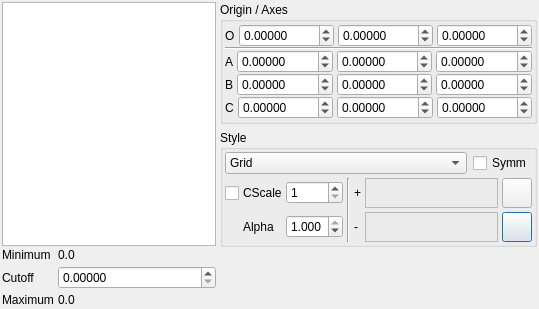
This is src/gui/grids.ui in trisyoungs/aten as Qt 5 draws it before an edit. The edited form follows.
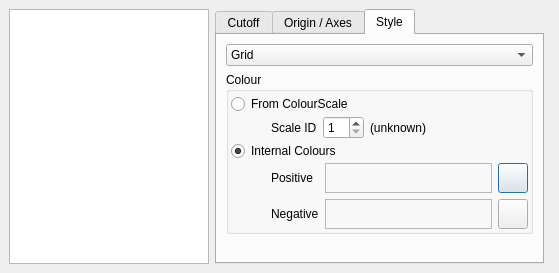
This is the edited form. The open tabs and pages were chosen to show the change. Icons and pictures are not drawn. Custom widgets are drawn as their Qt base class.

Commit message: Fixes - Grid rendering via colourscale (initialisation of colourscale ID, use within cubeIt()). Fixed - Colour dialogs, when canccelled, reset colour to black. Colour dialogs now allow setting of alpha value where appropriate. Handling of alpha within grid colours corrected. Removed 'Transparency' control from Grids window. New Grids window layout (UNFINISHED).

Patch:
```diff
--- a/src/gui/grids.ui
+++ b/src/gui/grids.ui
@@ -5,8 +5,8 @@
    <rect>
     <x>0</x>
     <y>0</y>
-    <width>539</width>
-    <height>309</height>
+    <width>491</width>
+    <height>273</height>
    </rect>
   </property>
   <property name="windowTitle" >
@@ -17,50 +17,10 @@
   </property>
   <layout class="QHBoxLayout" >
    <property name="margin" >
-    <number>2</number>
+    <number>9</number>
    </property>
    <property name="spacing" >
-    <number>4</number>
-   </property>
-   <item>
-    <layout class="QVBoxLayout" >
-     <property name="margin" >
-      <number>0</number>
-     </property>
-     <property name="spacing" >
-      <number>0</number>
-     </property>
-     <item>
-      <widget class="QFrame" name="menuFrame" >
-       <property name="minimumSize" >
-        <size>
-         <width>0</width>
-         <height>0</height>
-        </size>
-       </property>
-       <property name="frameShape" >
-        <enum>QFrame::NoFrame</enum>
-       </property>
-       <property name="frameShadow" >
-        <enum>QFrame::Plain</enum>
-       </property>
-      </widget>
-     </item>
-     <item>
-      <layout class="QHBoxLayout" >
-       <property name="margin" >
-        <number>0</number>
-       </property>
-       <property name="spacing" >
-        <number>4</number>
-       </property>
-       <item>
-        <layout class="QVBoxLayout" >
-         <property name="margin" >
-          <number>0</number>
-         </property>
-         <property name="spacing" >
-          <number>2</number>
+    <number>6</number>
          </property>
          <item>
           <widget class="QListWidget" name="GridList" >
@@ -72,9 +32,31 @@
              <verstretch>0</verstretch>
             </sizepolicy>
            </property>
+     <property name="minimumSize" >
+      <size>
+       <width>200</width>
+       <height>0</height>
+      </size>
+     </property>
           </widget>
          </item>
          <item>
+    <widget class="QTabWidget" name="tabWidget" >
+     <property name="currentIndex" >
+      <number>0</number>
+     </property>
+     <widget class="QWidget" name="Cutoff" >
+      <attribute name="title" >
+       <string>Cutoff</string>
+      </attribute>
+      <layout class="QHBoxLayout" >
+       <property name="margin" >
+        <number>9</number>
+       </property>
+       <property name="spacing" >
+        <number>6</number>
+       </property>
+       <item>
           <layout class="QGridLayout" >
            <property name="margin" >
             <number>0</number>
@@ -82,21 +64,18 @@
            <property name="spacing" >
             <number>4</number>
            </property>
-           <item row="1" column="1" >
-            <widget class="QDoubleSpinBox" name="GridCutoffSpin" >
+         <item row="0" column="1" >
+          <widget class="QLabel" name="GridMinimumLabel" >
              <property name="sizePolicy" >
               <sizepolicy>
                <hsizetype>7</hsizetype>
-               <vsizetype>0</vsizetype>
+             <vsizetype>5</vsizetype>
                <horstretch>0</horstretch>
                <verstretch>0</verstretch>
               </sizepolicy>
              </property>
-             <property name="decimals" >
-              <number>5</number>
-             </property>
-             <property name="singleStep" >
-              <double>0.001000000000000</double>
+           <property name="text" >
+            <string>0.0</string>
              </property>
             </widget>
            </item>
@@ -122,21 +101,6 @@
              </property>
             </widget>
            </item>
-           <item row="0" column="1" >
-            <widget class="QLabel" name="GridMinimumLabel" >
-             <property name="sizePolicy" >
-              <sizepolicy>
-               <hsizetype>7</hsizetype>
-               <vsizetype>5</vsizetype>
-               <horstretch>0</horstretch>
-               <verstretch>0</verstretch>
-              </sizepolicy>
-             </property>
-             <property name="text" >
-              <string>0.0</string>
-             </property>
-            </widget>
-           </item>
            <item row="0" column="0" >
             <widget class="QLabel" name="label_34" >
              <property name="text" >
@@ -144,6 +108,24 @@
              </property>
             </widget>
            </item>
+         <item row="1" column="1" >
+          <widget class="QDoubleSpinBox" name="GridCutoffSpin" >
+           <property name="sizePolicy" >
+            <sizepolicy>
+             <hsizetype>7</hsizetype>
+             <vsizetype>0</vsizetype>
+             <horstretch>0</horstretch>
+             <verstretch>0</verstretch>
+            </sizepolicy>
+           </property>
+           <property name="decimals" >
+            <number>5</number>
+           </property>
+           <property name="singleStep" >
+            <double>0.001000000000000</double>
+           </property>
+          </widget>
+         </item>
            <item row="2" column="0" >
             <widget class="QLabel" name="label_35" >
              <property name="text" >
@@ -151,37 +133,43 @@
              </property>
             </widget>
            </item>
-          </layout>
-         </item>
-        </layout>
-       </item>
-       <item>
-        <layout class="QVBoxLayout" >
-         <property name="margin" >
-          <number>0</number>
-         </property>
-         <property name="spacing" >
-          <number>6</number>
-         </property>
-         <item>
-          <widget class="QGroupBox" name="GridOriginGroup" >
-           <property name="sizePolicy" >
-            <sizepolicy>
-             <hsizetype>1</hsizetype>
-             <vsizetype>5</vsizetype>
-             <horstretch>0</horstretch>
-             <verstretch>0</verstretch>
-            </sizepolicy>
+         <item row="3" column="0" colspan="2" >
+          <widget class="QCheckBox" name="GridSymmetricCheck" >
+           <property name="toolTip" >
+            <string>Indicates if the data is symmetric about zero (e.g. an orbital) and that both signs should be drawn</string>
+           </property>
+           <property name="text" >
+            <string>Symmetric Data</string>
+           </property>
+          </widget>
+         </item>
+         <item row="4" column="0" >
+          <spacer>
+           <property name="orientation" >
+            <enum>Qt::Vertical</enum>
            </property>
-           <property name="title" >
+           <property name="sizeHint" >
+            <size>
+             <width>20</width>
+             <height>40</height>
+            </size>
+           </property>
+          </spacer>
+         </item>
+        </layout>
+       </item>
+      </layout>
+     </widget>
+     <widget class="QWidget" name="OriginAxesPage" >
+      <attribute name="title" >
             <string>Origin / Axes</string>
-           </property>
+      </attribute>
            <layout class="QVBoxLayout" >
             <property name="margin" >
-             <number>2</number>
+        <number>9</number>
             </property>
             <property name="spacing" >
-             <number>0</number>
+        <number>6</number>
             </property>
             <item>
              <layout class="QHBoxLayout" >
@@ -569,33 +557,28 @@
               </item>
              </layout>
             </item>
-           </layout>
-          </widget>
-         </item>
-         <item>
-          <widget class="QGroupBox" name="SurfaceStyleGroup" >
-           <property name="sizePolicy" >
-            <sizepolicy>
-             <hsizetype>1</hsizetype>
-             <vsizetype>1</vsizetype>
-             <horstretch>0</horstretch>
-             <verstretch>0</verstretch>
-            </sizepolicy>
-           </property>
-           <property name="title" >
+       <item>
+        <spacer>
+         <property name="orientation" >
+          <enum>Qt::Vertical</enum>
+         </property>
+         <property name="sizeHint" >
+          <size>
+           <width>20</width>
+           <height>40</height>
+          </size>
+         </property>
+        </spacer>
+       </item>
+      </layout>
+     </widget>
+     <widget class="QWidget" name="StylePage" >
+      <attribute name="title" >
             <string>Style</string>
-           </property>
+      </attribute>
            <layout class="QVBoxLayout" >
             <property name="margin" >
-             <number>2</number>
-            </property>
-            <property name="spacing" >
-             <number>4</number>
-            </property>
-            <item>
-             <layout class="QHBoxLayout" >
-              <property name="margin" >
-               <number>0</number>
+        <number>9</number>
               </property>
               <property name="spacing" >
                <number>6</number>
@@ -633,106 +616,56 @@
                </widget>
               </item>
               <item>
-               <widget class="QCheckBox" name="GridSymmetricCheck" >
+        <widget class="QGroupBox" name="groupBox" >
+         <property name="title" >
+          <string>Colour</string>
+         </property>
+         <layout class="QVBoxLayout" >
+          <property name="margin" >
+           <number>2</number>
+          </property>
+          <property name="spacing" >
+           <number>2</number>
+          </property>
+          <item>
+           <widget class="QRadioButton" name="GridUseColourScaleRadio" >
                 <property name="text" >
-                 <string>Symm</string>
+             <string>From ColourScale</string>
                 </property>
                </widget>
               </item>
-             </layout>
-            </item>
             <item>
-             <layout class="QGridLayout" >
+           <layout class="QHBoxLayout" >
               <property name="margin" >
                <number>0</number>
               </property>
               <property name="spacing" >
-               <number>4</number>
-              </property>
-              <item row="1" column="4" >
-               <widget class="QLabel" name="label_53" >
-                <property name="sizePolicy" >
-                 <sizepolicy>
-                  <hsizetype>1</hsizetype>
-                  <vsizetype>5</vsizetype>
-                  <horstretch>0</horstretch>
-                  <verstretch>0</verstretch>
-                 </sizepolicy>
-                </property>
-                <property name="text" >
-                 <string>-</string>
-                </property>
-               </widget>
-              </item>
-              <item row="1" column="5" >
-               <widget class="TColourFrame" name="GridNegativeColourFrame" >
-                <property name="sizePolicy" >
-                 <sizepolicy>
-                  <hsizetype>7</hsizetype>
-                  <vsizetype>13</vsizetype>
-                  <horstretch>0</horstretch>
-                  <verstretch>0</verstretch>
-                 </sizepolicy>
-                </property>
-                <property name="minimumSize" >
+             <number>6</number>
+            </property>
+            <item>
+             <spacer>
+              <property name="orientation" >
+               <enum>Qt::Horizontal</enum>
+              </property>
+              <property name="sizeType" >
+               <enum>QSizePolicy::Fixed</enum>
+              </property>
+              <property name="sizeHint" >
                  <size>
-                  <width>24</width>
-                  <height>24</height>
-                 </size>
-                </property>
-                <property name="frameShape" >
-                 <enum>QFrame::StyledPanel</enum>
-                </property>
-                <property name="frameShadow" >
-                 <enum>QFrame::Raised</enum>
-                </property>
-               </widget>
-              </item>
-              <item row="0" column="1" >
-               <widget class="QLabel" name="label_54" >
+                <width>40</width>
+                <height>20</height>
+               </size>
+              </property>
+             </spacer>
+            </item>
+            <item>
+             <widget class="QLabel" name="label" >
                 <property name="text" >
-                 <string>CScale</string>
+               <string>Scale ID</string>
                 </property>
                </widget>
               </item>
-              <item row="1" column="1" >
-               <widget class="QLabel" name="label_38" >
-                <property name="text" >
-                 <string>Alpha</string>
-                </property>
-               </widget>
-              </item>
-              <item row="1" column="6" >
-               <widget class="QPushButton" name="GridNegativeColourButton" >
-                <property name="sizePolicy" >
-                 <sizepolicy>
-                  <hsizetype>5</hsizetype>
-                  <vsizetype>5</vsizetype>
-                  <horstretch>0</horstretch>
-                  <verstretch>0</verstretch>
-                 </sizepolicy>
-                </property>
-                <property name="minimumSize" >
-                 <size>
-                  <width>30</width>
-                  <height>30</height>
-                 </size>
-                </property>
-                <property name="maximumSize" >
-                 <size>
-                  <width>30</width>
-                  <height>30</height>
-                 </size>
-                </property>
-                <property name="text" >
-                 <string/>
-                </property>
-                <property name="icon" >
-                 <iconset resource="icons.qrc" >:/basic/icons/basic_colour.svg</iconset>
-                </property>
-               </widget>
-              </item>
-              <item row="0" column="2" >
+            <item>
                <widget class="QSpinBox" name="GridColourscaleSpin" >
                 <property name="maximum" >
                  <number>10</number>
@@ -742,44 +675,66 @@
                 </property>
                </widget>
               </item>
-              <item rowspan="2" row="0" column="3" >
-               <widget class="Line" name="line" >
-                <property name="orientation" >
-                 <enum>Qt::Vertical</enum>
-                </property>
-               </widget>
-              </item>
-              <item row="0" column="6" >
-               <widget class="QPushButton" name="GridPositiveColourButton" >
+            <item>
+             <widget class="QLabel" name="GridScaleName" >
                 <property name="sizePolicy" >
                  <sizepolicy>
-                  <hsizetype>5</hsizetype>
+                <hsizetype>7</hsizetype>
                   <vsizetype>5</vsizetype>
                   <horstretch>0</horstretch>
                   <verstretch>0</verstretch>
                  </sizepolicy>
                 </property>
-                <property name="minimumSize" >
-                 <size>
-                  <width>30</width>
-                  <height>30</height>
-                 </size>
-                </property>
-                <property name="maximumSize" >
-                 <size>
-                  <width>30</width>
-                  <height>30</height>
-                 </size>
-                </property>
+              <property name="text" >
+               <string>(unknown)</string>
+              </property>
+             </widget>
+            </item>
+           </layout>
+          </item>
+          <item>
+           <widget class="QRadioButton" name="GridUseInternalColoursRadio" >
                 <property name="text" >
-                 <string/>
-                </property>
-                <property name="icon" >
-                 <iconset resource="icons.qrc" >:/basic/icons/basic_colour.svg</iconset>
+             <string>Internal Colours</string>
+            </property>
+            <property name="checked" >
+             <bool>true</bool>
                 </property>
                </widget>
               </item>
-              <item row="0" column="5" >
+          <item>
+           <layout class="QHBoxLayout" >
+            <property name="margin" >
+             <number>0</number>
+            </property>
+            <property name="spacing" >
+             <number>6</number>
+            </property>
+            <item>
+             <spacer>
+              <property name="orientation" >
+               <enum>Qt::Horizontal</enum>
+              </property>
+              <property name="sizeType" >
+               <enum>QSizePolicy::Fixed</enum>
+              </property>
+              <property name="sizeHint" >
+               <size>
+                <width>40</width>
+                <height>20</height>
+               </size>
+              </property>
+             </spacer>
+            </item>
+            <item>
+             <layout class="QGridLayout" >
+              <property name="margin" >
+               <number>0</number>
+              </property>
+              <property name="spacing" >
+               <number>6</number>
+              </property>
+              <item row="0" column="1" >
                <widget class="TColourFrame" name="GridPositiveColourFrame" >
                 <property name="sizePolicy" >
                  <sizepolicy>
@@ -795,6 +750,9 @@
                   <height>24</height>
                  </size>
                 </property>
+                <property name="toolTip" >
+                 <string>Standard colour used for all grid vertices (if unsymmetric) or positive values (if symmetric)</string>
+                </property>
                 <property name="frameShape" >
                  <enum>QFrame::StyledPanel</enum>
                 </property>
@@ -803,7 +761,40 @@
                 </property>
                </widget>
               </item>
-              <item row="0" column="4" >
+              <item row="0" column="2" >
+               <widget class="QPushButton" name="GridPositiveColourButton" >
+                <property name="sizePolicy" >
+                 <sizepolicy>
+                  <hsizetype>5</hsizetype>
+                  <vsizetype>5</vsizetype>
+                  <horstretch>0</horstretch>
+                  <verstretch>0</verstretch>
+                 </sizepolicy>
+                </property>
+                <property name="minimumSize" >
+                 <size>
+                  <width>30</width>
+                  <height>30</height>
+                 </size>
+                </property>
+                <property name="maximumSize" >
+                 <size>
+                  <width>30</width>
+                  <height>30</height>
+                 </size>
+                </property>
+                <property name="toolTip" >
+                 <string/>
+                </property>
+                <property name="text" >
+                 <string/>
+                </property>
+                <property name="icon" >
+                 <iconset resource="icons.qrc" >:/basic/icons/basic_colour.svg</iconset>
+                </property>
+               </widget>
+              </item>
+              <item row="0" column="0" >
                <widget class="QLabel" name="label_7" >
                 <property name="sizePolicy" >
                  <sizepolicy>
@@ -814,38 +805,83 @@
                  </sizepolicy>
                 </property>
                 <property name="text" >
-                 <string>+</string>
+                 <string>Positive</string>
+                </property>
+               </widget>
+              </item>
+              <item row="1" column="0" >
+               <widget class="QLabel" name="label_53" >
+                <property name="sizePolicy" >
+                 <sizepolicy>
+                  <hsizetype>1</hsizetype>
+                  <vsizetype>5</vsizetype>
+                  <horstretch>0</horstretch>
+                  <verstretch>0</verstretch>
+                 </sizepolicy>
+                </property>
+                <property name="text" >
+                 <string>Negative</string>
+                </property>
+               </widget>
+              </item>
+              <item row="1" column="1" >
+               <widget class="TColourFrame" name="GridNegativeColourFrame" >
+                <property name="sizePolicy" >
+                 <sizepolicy>
+                  <hsizetype>7</hsizetype>
+                  <vsizetype>13</vsizetype>
+                  <horstretch>0</horstretch>
+                  <verstretch>0</verstretch>
+                 </sizepolicy>
+                </property>
+                <property name="minimumSize" >
+                 <size>
+                  <width>24</width>
+                  <height>24</height>
+                 </size>
+                </property>
+                <property name="toolTip" >
+                 <string>Additional colour used for negative values (if symmetric)</string>
+                </property>
+                <property name="frameShape" >
+                 <enum>QFrame::StyledPanel</enum>
+                </property>
+                <property name="frameShadow" >
+                 <enum>QFrame::Raised</enum>
                 </property>
                </widget>
               </item>
               <item row="1" column="2" >
-               <widget class="QDoubleSpinBox" name="GridTransparencySpin" >
-                <property name="decimals" >
-                 <number>3</number>
+               <widget class="QPushButton" name="GridNegativeColourButton" >
+                <property name="sizePolicy" >
+                 <sizepolicy>
+                  <hsizetype>5</hsizetype>
+                  <vsizetype>5</vsizetype>
+                  <horstretch>0</horstretch>
+                  <verstretch>0</verstretch>
+                 </sizepolicy>
                 </property>
-                <property name="maximum" >
-                 <double>1.000000000000000</double>
+                <property name="minimumSize" >
+                 <size>
+                  <width>30</width>
+                  <height>30</height>
+                 </size>
                 </property>
-                <property name="singleStep" >
-                 <double>0.050000000000000</double>
-                </property>
-                <property name="value" >
-                 <double>1.000000000000000</double>
-                </property>
-               </widget>
-              </item>
-              <item row="0" column="0" >
-               <widget class="QCheckBox" name="GridUseColourScaleCheck" >
                 <property name="maximumSize" >
                  <size>
-                  <width>16</width>
-                  <height>16</height>
+                  <width>30</width>
+                  <height>30</height>
                  </size>
                 </property>
                 <property name="text" >
                  <string/>
                 </property>
+                <property name="icon" >
+                 <iconset resource="icons.qrc" >:/basic/icons/basic_colour.svg</iconset>
+                </property>
                </widget>
+              </item>
+             </layout>
               </item>
              </layout>
             </item>
@@ -866,10 +902,24 @@
           </spacer>
          </item>
         </layout>
-       </item>
-      </layout>
-     </item>
-    </layout>
+     </widget>
+    </widget>
+   </item>
+   <item>
+    <widget class="QFrame" name="menuFrame" >
+     <property name="minimumSize" >
+      <size>
+       <width>0</width>
+       <height>0</height>
+      </size>
+     </property>
+     <property name="frameShape" >
+      <enum>QFrame::NoFrame</enum>
+     </property>
+     <property name="frameShadow" >
+      <enum>QFrame::Plain</enum>
+     </property>
+    </widget>
    </item>
   </layout>
   <action name="actionGridCopy" >
```
Lines whose indentation alone changed are shown as unchanged. The commit also changes 9 other files.
